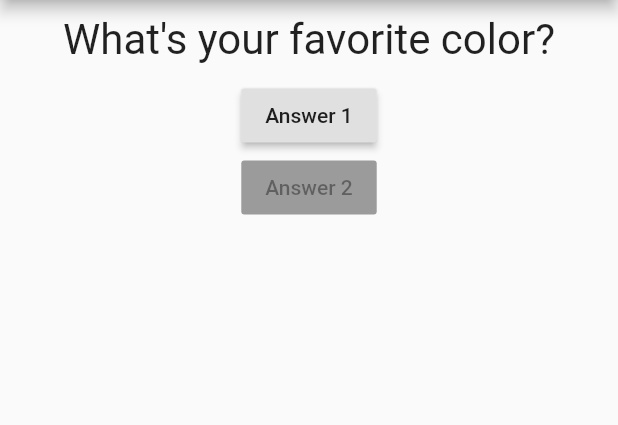
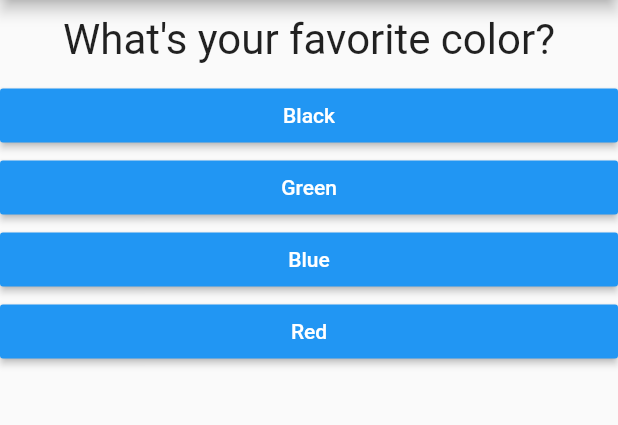
Before and after one commit to Batterihane/flutter-course-app1, a Flutter app: the screen it shows after launch, on a phone screen of 412 x 824 dp, the part 84-509 px from its top. Run offline on Flutter 3.47's test engine with Material 2 defaults, Android fonts, the phone set to English and light mode, and no system bars.

Commit message:
Implement answer buttons

```diff
--- /dev/null
+++ b/lib/answer.dart
@@ -0,0 +1,21 @@
+import 'package:flutter/material.dart';
+
+class Answer extends StatelessWidget {
+  final Function selectHandler;
+  final String answerText;
+
+  Answer(this.answerText, this.selectHandler);
+
+  @override
+  Widget build(BuildContext context) {
+    return Container(
+      width: double.infinity,
+      child: RaisedButton(
+        color: Colors.blue,
+        textColor: Colors.white,
+        child: Text(answerText),
+        onPressed: selectHandler,
+      ),
+    );
+  }
+}
--- a/lib/main.dart
+++ b/lib/main.dart
@@ -1,5 +1,6 @@
 import 'package:flutter/material.dart';
 import './questions.dart';
+import './answer.dart';
 
 void main() => runApp(MyApp());
 
@@ -8,15 +9,26 @@ class MyApp extends StatefulWidget {
   State<StatefulWidget> createState() => _MyAppState();
 }
 
-class _MyAppState extends State<MyApp> { // _ means private
+class _MyAppState extends State<MyApp> {
+  // _ means private
   var _questionIndex = 0;
+  var questions = [
+    {
+      "questionText": "What's your favorite color?",
+      "answers": ["Black", "Green", "Blue", "Red"]
+    },
+    {
+      "questionText": "What's your favorite animal?",
+      "answers": ["Dog", "Cow", "Rabbit", "Lion", "Cat"]
+    },
+    {
+      "questionText": "What's your favorite element?",
+      "answers": ["Na", "Au", "He"]
+    },
+  ];
 
   @override
   Widget build(BuildContext context) {
-    var questions = [
-      "What's your favorite color?",
-      "What's your favorite animal?"
-    ];
     return MaterialApp(
       home: Scaffold(
         // Scaffold: basic app design
@@ -25,19 +37,19 @@ class _MyAppState extends State<MyApp> { // _ means private
         ),
         body: Column(
           children: [
-            Question(questions[_questionIndex]),
-            RaisedButton(
-              child: Text('Answer 1'),
-              onPressed: _answerQuestion,
-            ),
-            RaisedButton(
-              child: Text('Answer 2'),
-              onPressed: null,
-            )
-          ],
+            Question(questions[_questionIndex]["questionText"]),
+            ...createAnswerWidgets()
+          ]
         ),
       ),
     );
+  }
+
+  List<Answer> createAnswerWidgets() {
+    return (questions[_questionIndex]["answers"] as List<String>).map((answer)
+          {
+            return Answer(answer, _answerQuestion);
+          }).toList();
   }
 
   void _answerQuestion() {
```
